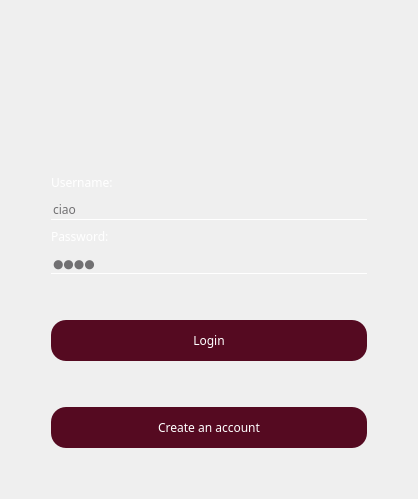
Qt form Login/logindialog.ui (cosimo265598/Edilive) before a commit.
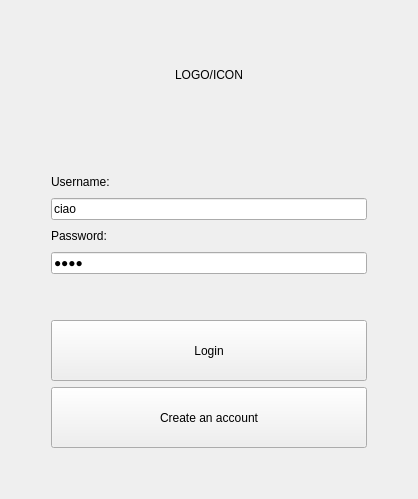
The same form after that commit. Icons and pictures are not drawn.

```diff
--- a/Login/logindialog.ui
+++ b/Login/logindialog.ui
@@ -13,65 +13,6 @@
   <property name="windowTitle">
    <string>Form</string>
   </property>
-  <property name="styleSheet">
-   <string notr="true">QPushButton{
-background: #550A21;
-border-radius: 15px;
-color:white;
-}
-
-QLabel#password_label{
-color:white;
-background: transparent;
-}
-
-QLabel#password{
-color:white;
-background: transparent;
-}
-
-QLabel#username{
-color:white;
-background: transparent;
-}
-
-QLabel#username_label{
-color:white;
-background: transparent;
-}
-
-QLabel#logo{
-background: transparent;
-}
-
-QLabel#errorMessage{
-background: transparent;
-}
-
-QPushButton:hover{
-color:#333;
-border-radius:15px;
-background: #49abff;
-}
-
-
-QLineEdit{
-background: transparent;
-border:none;
-color:#717072;
-border-bottom:1px solid white;
-}
-
-*{
-font-family: century gothic;
-font-size:24 px;
-
-}
-
-QWidget{
-border-radius:15px;
-}</string>
-  </property>
   <layout class="QVBoxLayout" name="verticalLayout_3">
    <item>
     <layout class="QHBoxLayout" name="horizontalLayout">
@@ -93,26 +34,8 @@
      </item>
      <item>
       <widget class="QLabel" name="logo">
-       <property name="sizePolicy">
-        <sizepolicy hsizetype="Preferred" vsizetype="Preferred">
-         <horstretch>0</horstretch>
-         <verstretch>0</verstretch>
-        </sizepolicy>
-       </property>
-       <property name="maximumSize">
-        <size>
-         <width>150</width>
-         <height>150</height>
-        </size>
-       </property>
        <property name="text">
-        <string/>
-       </property>
-       <property name="pixmap">
-        <pixmap resource="resources_login.qrc">:/icons_pack/prf.png</pixmap>
-       </property>
-       <property name="scaledContents">
-        <bool>true</bool>
+        <string>LOGO/ICON</string>
        </property>
        <property name="alignment">
         <set>Qt::AlignCenter</set>
@@ -173,8 +96,8 @@
             </colorrole>
             <colorrole role="Button">
              <brush brushstyle="SolidPattern">
-              <color alpha="0">
-               <red>0</red>
+              <color alpha="255">
+               <red>204</red>
                <green>0</green>
                <blue>0</blue>
               </color>
@@ -245,17 +168,17 @@
             </colorrole>
             <colorrole role="Base">
              <brush brushstyle="SolidPattern">
-              <color alpha="0">
-               <red>0</red>
-               <green>0</green>
-               <blue>0</blue>
+              <color alpha="255">
+               <red>255</red>
+               <green>255</green>
+               <blue>255</blue>
               </color>
              </brush>
             </colorrole>
             <colorrole role="Window">
              <brush brushstyle="SolidPattern">
-              <color alpha="0">
-               <red>0</red>
+              <color alpha="255">
+               <red>204</red>
                <green>0</green>
                <blue>0</blue>
               </color>
@@ -319,8 +242,8 @@
             </colorrole>
             <colorrole role="Button">
              <brush brushstyle="SolidPattern">
-              <color alpha="0">
-               <red>0</red>
+              <color alpha="255">
+               <red>204</red>
                <green>0</green>
                <blue>0</blue>
               </color>
@@ -391,17 +314,17 @@
             </colorrole>
             <colorrole role="Base">
              <brush brushstyle="SolidPattern">
-              <color alpha="0">
-               <red>0</red>
-               <green>0</green>
-               <blue>0</blue>
+              <color alpha="255">
+               <red>255</red>
+               <green>255</green>
+               <blue>255</blue>
               </color>
              </brush>
             </colorrole>
             <colorrole role="Window">
              <brush brushstyle="SolidPattern">
-              <color alpha="0">
-               <red>0</red>
+              <color alpha="255">
+               <red>204</red>
                <green>0</green>
                <blue>0</blue>
               </color>
@@ -465,8 +388,8 @@
             </colorrole>
             <colorrole role="Button">
              <brush brushstyle="SolidPattern">
-              <color alpha="0">
-               <red>0</red>
+              <color alpha="255">
+               <red>204</red>
                <green>0</green>
                <blue>0</blue>
               </color>
@@ -537,8 +460,8 @@
             </colorrole>
             <colorrole role="Base">
              <brush brushstyle="SolidPattern">
-              <color alpha="0">
-               <red>0</red>
+              <color alpha="255">
+               <red>204</red>
                <green>0</green>
                <blue>0</blue>
               </color>
@@ -546,8 +469,8 @@
             </colorrole>
             <colorrole role="Window">
              <brush brushstyle="SolidPattern">
-              <color alpha="0">
-               <red>0</red>
+              <color alpha="255">
+               <red>204</red>
                <green>0</green>
                <blue>0</blue>
               </color>
@@ -681,7 +604,7 @@
       <enum>Qt::Vertical</enum>
      </property>
      <property name="sizeType">
-      <enum>QSizePolicy::Maximum</enum>
+      <enum>QSizePolicy::Minimum</enum>
      </property>
      <property name="sizeHint" stdset="0">
       <size>
@@ -699,7 +622,7 @@
         <enum>Qt::Horizontal</enum>
        </property>
        <property name="sizeType">
-        <enum>QSizePolicy::Maximum</enum>
+        <enum>QSizePolicy::Minimum</enum>
        </property>
        <property name="sizeHint" stdset="0">
         <size>
@@ -714,7 +637,7 @@
        <item>
         <widget class="QPushButton" name="login">
          <property name="sizePolicy">
-          <sizepolicy hsizetype="Minimum" vsizetype="Preferred">
+          <sizepolicy hsizetype="Preferred" vsizetype="Preferred">
            <horstretch>0</horstretch>
            <verstretch>0</verstretch>
           </sizepolicy>
@@ -723,33 +646,17 @@
           <string/>
          </property>
          <property name="autoFillBackground">
-          <bool>false</bool>
+          <bool>true</bool>
          </property>
          <property name="text">
           <string>Login</string>
          </property>
         </widget>
        </item>
-       <item>
-        <spacer name="verticalSpacer_3">
-         <property name="orientation">
-          <enum>Qt::Vertical</enum>
-         </property>
-         <property name="sizeType">
-          <enum>QSizePolicy::Maximum</enum>
-         </property>
-         <property name="sizeHint" stdset="0">
-          <size>
-           <width>20</width>
-           <height>40</height>
-          </size>
-         </property>
-        </spacer>
-       </item>
        <item>
         <widget class="QPushButton" name="registration">
          <property name="sizePolicy">
-          <sizepolicy hsizetype="Minimum" vsizetype="Preferred">
+          <sizepolicy hsizetype="Preferred" vsizetype="Preferred">
            <horstretch>0</horstretch>
            <verstretch>0</verstretch>
           </sizepolicy>
@@ -767,7 +674,7 @@
         <enum>Qt::Horizontal</enum>
        </property>
        <property name="sizeType">
-        <enum>QSizePolicy::Maximum</enum>
+        <enum>QSizePolicy::Minimum</enum>
        </property>
        <property name="sizeHint" stdset="0">
         <size>
```
Left out of the diff: 4 changed lines with no effect on the pictures.
